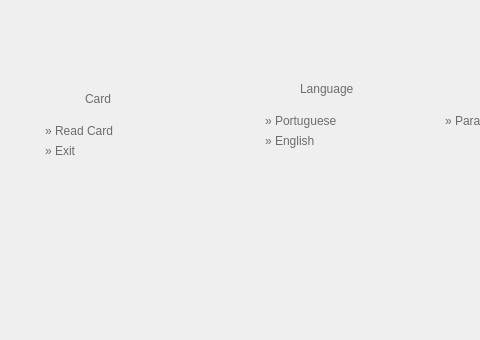
Old version of the form pteid-mw-pt/_src/eidmw/eidgui/mainwnd.ui in the repository amagovpt/autenticacao.gov; both pictures show x 0 to 480 and y 702 to 1042 of the 925 by 1042 pixel window.
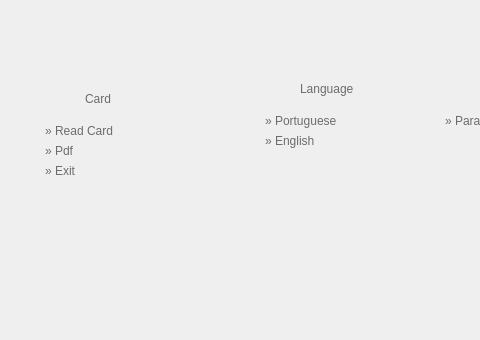
New version of the form. Icons and pictures are not drawn.

Commit message: Add Pdf menu to trigger the Pdf Creation dialog.

Patch:
```diff
--- a/pteid-mw-pt/_src/eidmw/eidgui/mainwnd.ui
+++ b/pteid-mw-pt/_src/eidmw/eidgui/mainwnd.ui
@@ -1968,7 +1968,7 @@
      <property name="geometry">
       <rect>
        <x>15</x>
-       <y>65</y>
+       <y>85</y>
        <width>51</width>
        <height>17</height>
       </rect>
@@ -1999,6 +1999,24 @@
       <string/>
      </property>
     </widget>
+    <widget class="QLabel" name="lbl_menuCard_Pdf">
+     <property name="geometry">
+      <rect>
+       <x>15</x>
+       <y>65</y>
+       <width>81</width>
+       <height>17</height>
+      </rect>
+     </property>
+     <property name="styleSheet">
+      <string notr="true">background-image: url(:/images/Images/alpha.png);
+color: rgb(108, 108, 108);
+font: 10pt &quot;Arial&quot;;</string>
+     </property>
+     <property name="text">
+      <string>» Pdf</string>
+     </property>
+    </widget>
    </widget>
    <widget class="QWidget" name="wdg_submenu_tools" native="true">
     <property name="geometry">
```
The commit also changes 1 other file.
